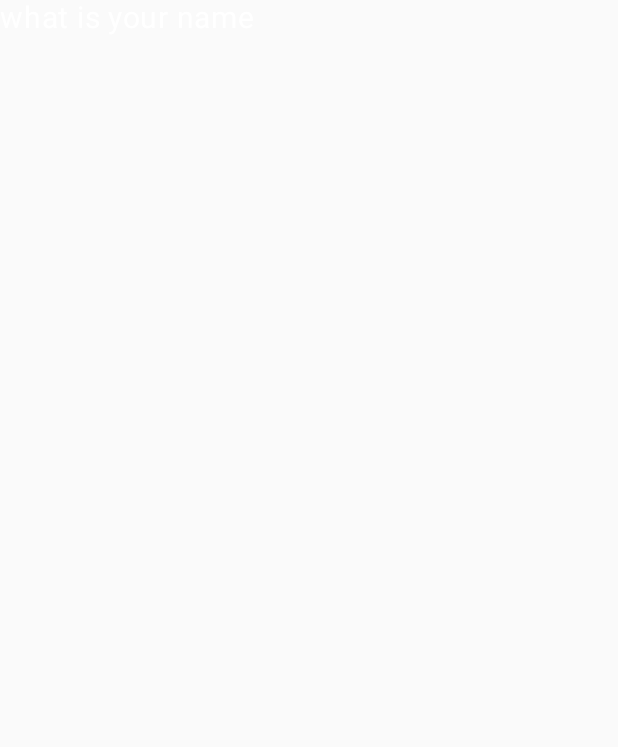
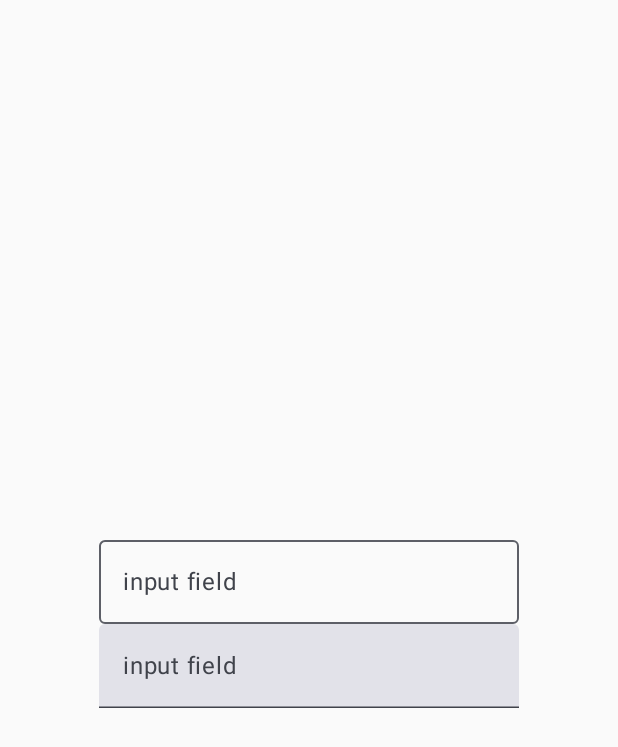
Before and after one commit to SMparthSharma/Learning-JetPack, an Android app built with Jetpack Compose: the screen it shows after launch (MainActivity), on a phone screen of 412 x 824 dp. Before the commit the part shown is empty. Shown: the top 747 px of the screen. Run offline under Robolectric (Android 15) with nearby library versions, the phone set to English and light mode, and no system bars.

Commit message:
day4 of learning

```diff
--- a/app/src/main/java/com/example/firstjpcproject/2_CoreConcept/TextInput.kt
+++ b/app/src/main/java/com/example/firstjpcproject/2_CoreConcept/TextInput.kt
@@ -3,6 +3,7 @@ package com.example.firstjpcproject.`2_CoreConcept`
 import androidx.compose.foundation.layout.Box
 import androidx.compose.foundation.layout.Column
 import androidx.compose.foundation.layout.fillMaxSize
+import androidx.compose.foundation.text.KeyboardOptions
 import androidx.compose.material3.OutlinedTextField
 import androidx.compose.material3.Text
 import androidx.compose.material3.TextField
@@ -14,6 +15,11 @@ import androidx.compose.runtime.remember
 import androidx.compose.runtime.setValue
 import androidx.compose.ui.Alignment
 import androidx.compose.ui.Modifier
+import androidx.compose.ui.graphics.Brush
+import androidx.compose.ui.graphics.Color
+import androidx.compose.ui.text.TextStyle
+import androidx.compose.ui.text.input.KeyboardType
+import androidx.compose.ui.text.input.PasswordVisualTransformation
 import androidx.compose.ui.tooling.preview.Preview
 
 @Composable
@@ -22,14 +28,29 @@ fun TextInput(){    //how to use text input in jetpack compose
     var text by remember {
         mutableStateOf("")
     }
-
+val rainbowColors = listOf(
+    Color.Red,
+    Color.Yellow,
+    Color.Green,
+    Color.Cyan,
+    Color.Blue,
+);
+    val brush = remember {
+       Brush.linearGradient(colors = rainbowColors)
+    }
     Box(modifier = Modifier.fillMaxSize(), contentAlignment = Alignment.Center){
 
 
         Column(){
             OutlinedTextField(value = text, onValueChange = {text=it}, label = { Text("input field") })
 
-            TextField(value = text, onValueChange = {text=it})
+            TextField(value = text, onValueChange = {text=it},
+                textStyle = TextStyle(brush=brush),
+                label = {Text("input field")},
+                visualTransformation = PasswordVisualTransformation(),
+                keyboardOptions = KeyboardOptions(keyboardType= KeyboardType.Password)
+
+            )
         }
 
     }
--- a/app/src/main/java/com/example/firstjpcproject/MainActivity.kt
+++ b/app/src/main/java/com/example/firstjpcproject/MainActivity.kt
@@ -14,6 +14,7 @@ import androidx.compose.ui.tooling.preview.Preview
 import com.example.firstjpcproject.`1_FundamentalConcept`.AccessRes
 import com.example.firstjpcproject.`1_FundamentalConcept`.Greeting
 import com.example.firstjpcproject.`2_CoreConcept`.SimpleText
+import com.example.firstjpcproject.`2_CoreConcept`.TextInput
 import com.example.firstjpcproject.ui.theme.FirstJPCProjectTheme
 
 class MainActivity : ComponentActivity() {
@@ -22,7 +23,7 @@ class MainActivity : ComponentActivity() {
         enableEdgeToEdge()
         setContent {
             FirstJPCProjectTheme {
-                SimpleText()
+                TextInput()
             }
         }
     }
```
